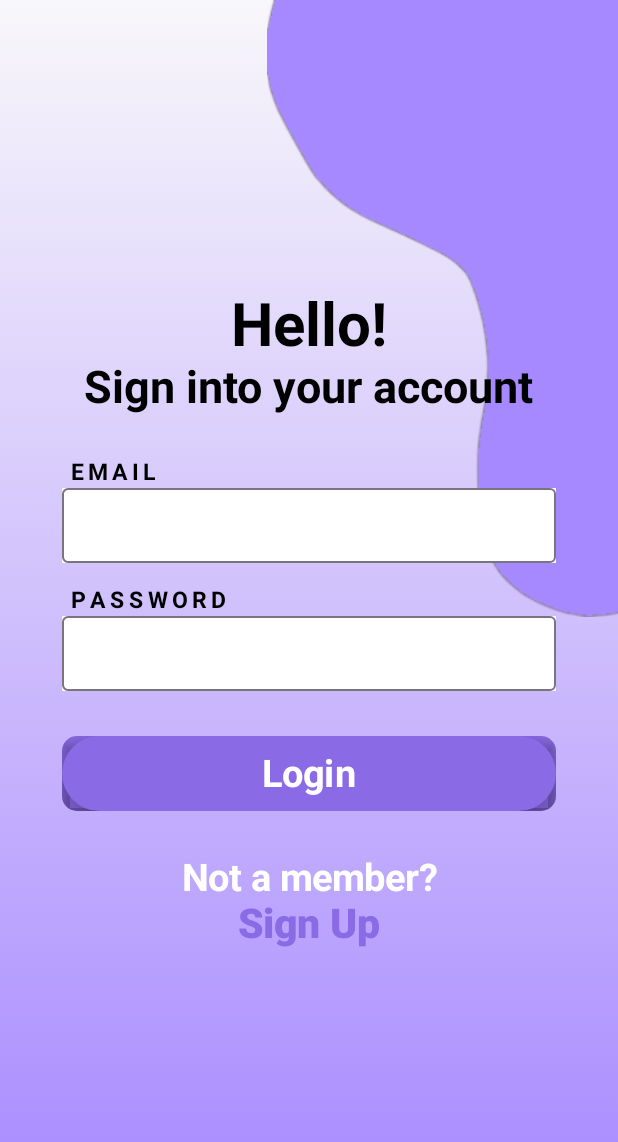
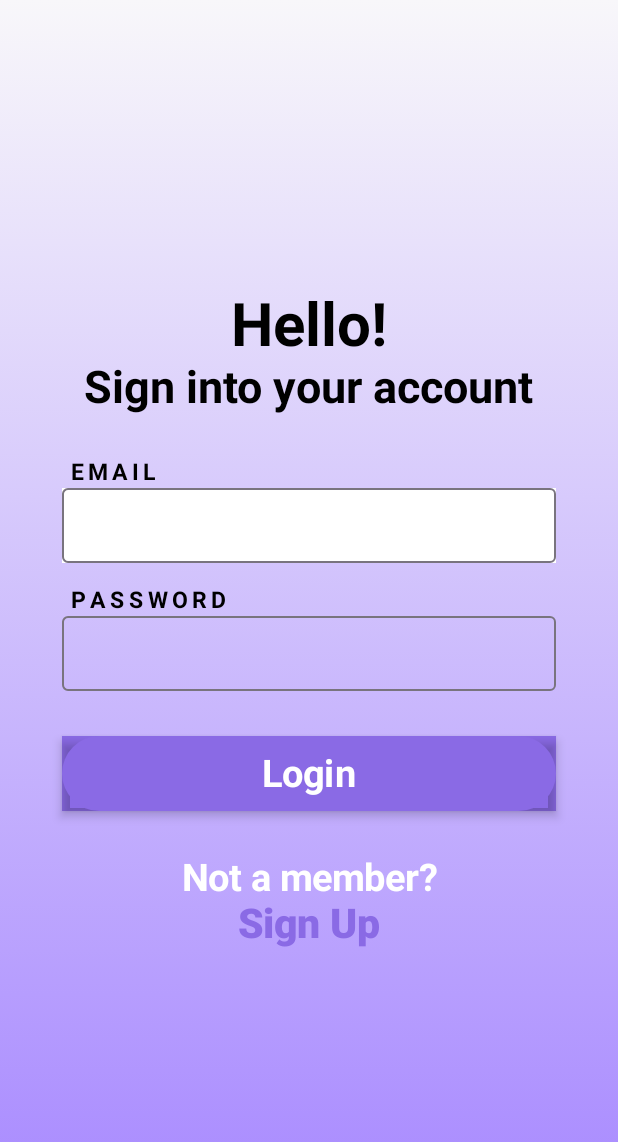
Before and after one commit to Lydiacwall/HappyHabits, an Android app built with Jetpack Compose: the @Preview function CreateSignInView, on a phone screen of 412 x 824 dp. Shown: the top 1142 px of the screen. Run offline under Robolectric (Android 15) with nearby library versions, the phone set to English and light mode, and no system bars.

Commit message:
for lydia

```diff
--- a/Mobile-App/app/src/main/AndroidManifest.xml
+++ b/Mobile-App/app/src/main/AndroidManifest.xml
@@ -7,7 +7,6 @@
         android:dataExtractionRules="@xml/data_extraction_rules"
         android:fullBackupContent="@xml/backup_rules"
         android:icon="@mipmap/ic_launcher"
-        android:label="@string/app_name"
         android:roundIcon="@mipmap/ic_launcher_round"
         android:supportsRtl="true"
         android:theme="@style/Theme.HappyHabits"
@@ -15,7 +14,6 @@
         <activity
             android:name=".MainActivity"
             android:exported="true"
-            android:label="@string/app_name"
             android:theme="@style/Theme.HappyHabits">
             <intent-filter>
                 <action android:name="android.intent.action.MAIN" />
--- a/Mobile-App/app/src/main/java/com/example/happyhabits/View/SignIn.kt
+++ b/Mobile-App/app/src/main/java/com/example/happyhabits/View/SignIn.kt
@@ -79,20 +79,34 @@ fun CreateSignInView(){
             .padding(0.dp)
     )
     {
-        Row(
-            horizontalArrangement = Arrangement.End,
-            modifier = Modifier
-                .fillMaxHeight(0.5f)
-                .fillMaxWidth()
-        )
-        {
-            Image(
-                painter = painterResource(id = R.drawable.light_purple_corner_top),
-                contentDescription = null,
-                modifier = Modifier
-                    .graphicsLayer(rotationZ = 180f)
-            )
-        }
+//        Row(
+//            horizontalArrangement = Arrangement.End,
+//            modifier = Modifier
+//                .fillMaxHeight(0.6f)
+//                .fillMaxWidth(0.2f)
+//                .background(Color.White)
+//        )
+//        {
+//            Box(
+//                modifier = Modifier.fillMaxSize(),
+//                contentAlignment = Alignment.TopEnd
+//            ) {
+////                Image(
+////                    painter = painterResource(id = R.drawable.light_purple_corner_top),
+////                    contentDescription = null,
+////                    modifier = Modifier
+////                        .graphicsLayer(rotationZ = 180f)
+////                        .fillMaxHeight()
+////                )
+////                Image(
+////                    painter = painterResource(id = R.drawable.dark_purple_corner_top),
+////                    contentDescription = null,
+////                    modifier = Modifier
+////                        .graphicsLayer(rotationZ = 180f)
+////                        .fillMaxSize(0.9f)
+////                )
+//            }
+//        }
     }
     Box(
         modifier = Modifier.fillMaxSize(),
@@ -169,7 +183,6 @@ fun CreateSignInView(){
                     .height(50.dp)
                     .fillMaxWidth()
                     .size(100.dp)
-                    .background(Color.White)
 
             )
             Spacer(modifier = Modifier.height(30.dp))
@@ -181,14 +194,10 @@ fun CreateSignInView(){
                     containerColor = Color(0xff8A6AE5),
                     contentColor = Color.White
                 ),
-                elevation = ButtonDefaults.buttonElevation(
-                    defaultElevation = 20.dp,
-                    pressedElevation = 20.dp,
-                ),
+                shape = ButtonDefaults.filledTonalShape,
                 modifier = Modifier
                     .fillMaxWidth()
                     .height(50.dp)
-                    .clip(RoundedCornerShape(10.dp))
                     .background(Color(0xff8A6AE5))
                     .shadow(4.dp))
             {
```
